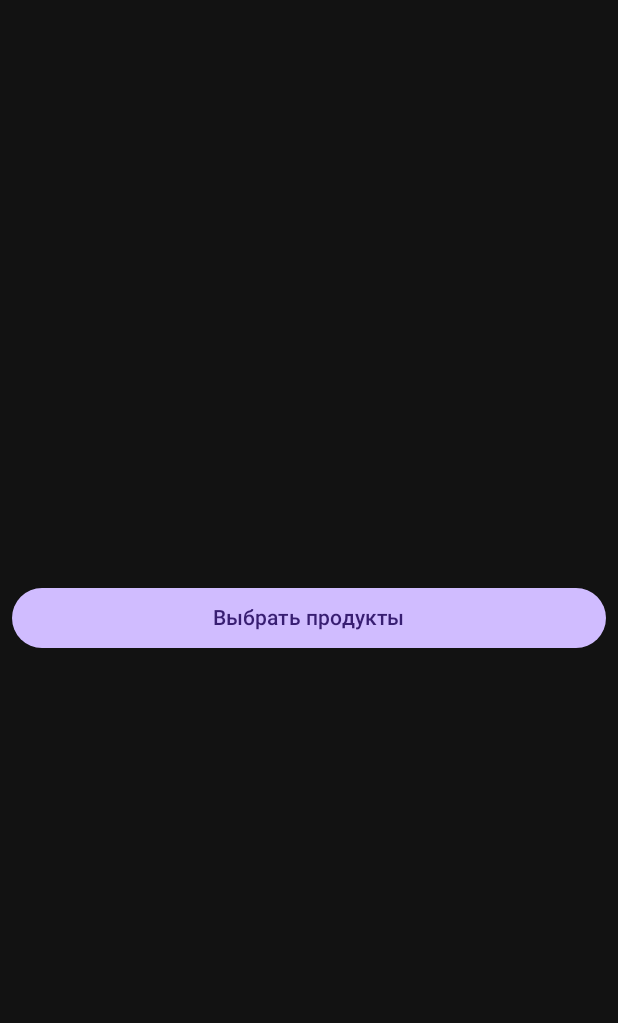
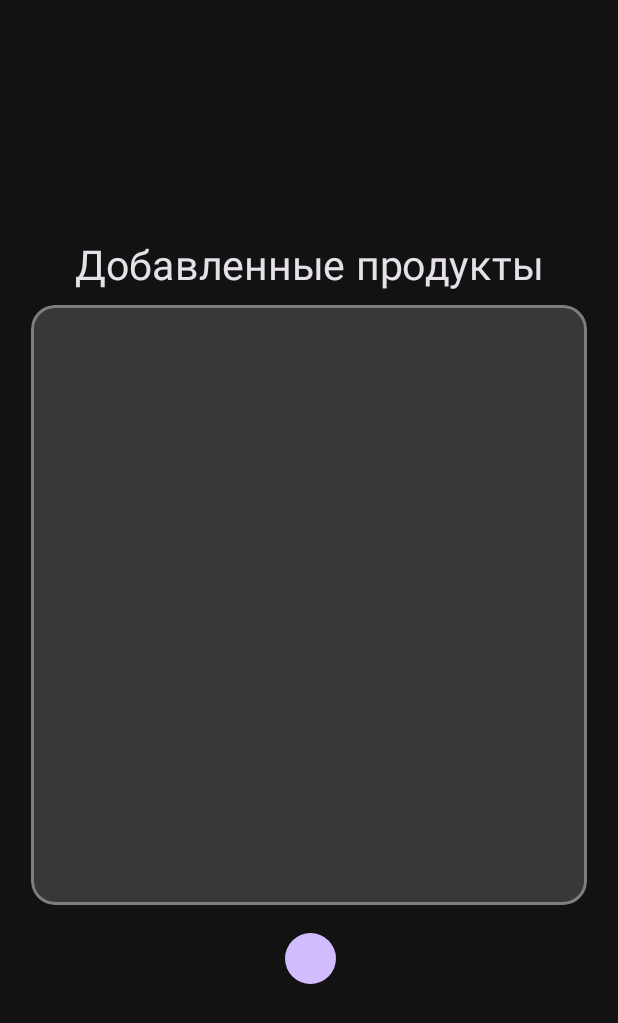
Before and after one commit to NeiluBySun/Edalnik, an Android app built with Jetpack Compose: the composable FoodAppendingScreen shown on its own in the app's theme, after a tap on "Свернуть список", on a phone screen of 412 x 824 dp. Shown: the top 1023 px of the screen. Run offline under Robolectric (Android 15) with nearby library versions, the phone set to English and light mode, and no system bars; 4 statements that could not run were skipped; 1 other tap on this screen came first.

Commit message:
food cart

```diff
--- a/app/src/main/java/com/edalnik/edalnik/model/EdalnikModel.kt
+++ b/app/src/main/java/com/edalnik/edalnik/model/EdalnikModel.kt
@@ -8,15 +8,13 @@ import java.io.FileNotFoundException
 
 class EdalnikModel() {
     private val foodList: MutableList<FoodItem>
+    private val choosedFood: MutableList<FoodItem> = mutableListOf()
 
     init {
-        Log.d("EdalnikModel", "111111111111111");
         foodList = loadFoodData()
-        Log.d("EdalnikModel", foodList.get(0).name);
-
     }
     fun addFood(food: FoodItem) {
-        foodList.add(food)
+        choosedFood.add(food)
     }
 
     fun getAllFood(): MutableList<FoodItem> {
--- a/app/src/main/java/com/edalnik/edalnik/view/screens/FoodAppending.kt
+++ b/app/src/main/java/com/edalnik/edalnik/view/screens/FoodAppending.kt
@@ -3,12 +3,16 @@ import android.content.Context
 import androidx.compose.animation.AnimatedVisibility
 import androidx.compose.animation.expandVertically
 import androidx.compose.animation.shrinkVertically
+import androidx.compose.foundation.BorderStroke
 import androidx.compose.foundation.background
+import androidx.compose.foundation.border
 import androidx.compose.foundation.clickable
 import androidx.compose.foundation.layout.*
 import androidx.compose.foundation.lazy.LazyColumn
 import androidx.compose.foundation.lazy.items
+import androidx.compose.foundation.shape.RoundedCornerShape
 import androidx.compose.material3.Button
+import androidx.compose.material3.ButtonColors
 import androidx.compose.material3.Checkbox
 import androidx.compose.material3.DropdownMenu
 import androidx.compose.material3.DropdownMenuItem
@@ -25,7 +29,10 @@ import androidx.compose.runtime.setValue
 import androidx.compose.runtime.snapshots.SnapshotStateList
 import androidx.compose.ui.Alignment
 import androidx.compose.ui.Modifier
+import androidx.compose.ui.draw.clip
 import androidx.compose.ui.graphics.Color
+import androidx.compose.ui.text.font.FontFamily
+import androidx.compose.ui.unit.TextUnit
 import androidx.compose.ui.unit.dp
 import androidx.compose.ui.unit.sp
 import com.edalnik.edalnik.model.FoodItem
@@ -54,7 +61,9 @@ fun FoodAppendingScreen(viewModel: FoodViewModel) {
 fun ExpandableFoodList(
     foodItems: List<FoodItem>,
 ) {
-    var isExpanded by remember { mutableStateOf(false) }
+    var isAddExpanded by remember { mutableStateOf(false) }
+    var isCartExpanded by remember { mutableStateOf(true) }
+
     var searchQuery by remember { mutableStateOf("") }
     val filteredFoodItems = remember(searchQuery, foodItems) {
         if (searchQuery.isEmpty()) {
@@ -65,18 +74,52 @@ fun ExpandableFoodList(
             }
         }
     }
-    Column {
+    Column(
+        verticalArrangement = Arrangement.spacedBy(10.dp),
+        horizontalAlignment = Alignment.CenterHorizontally
+
+    ) {
+        Text(
+            text = "Добавленные продукты",
+            style = MaterialTheme.typography.bodyLarge,
+            fontSize = 27.sp,
+            fontFamily = FontFamily.SansSerif
+        )
+        AnimatedVisibility(
+            visible = isCartExpanded,
+            enter = expandVertically(),
+            exit = shrinkVertically(),
+
+        ){
+            LazyColumn(
+                modifier = Modifier
+                    .fillMaxWidth(0.90F)
+                    .height(400.dp)
+                    .clip(RoundedCornerShape(16.dp))
+                    .background(Color(0xFF393737))
+
+                    .border(
+                        BorderStroke(2.dp, Color(0xFF7E7E7E)),
+                        shape = RoundedCornerShape(16.dp)
+                    )
+            ) {}
+        }
         Button(
-            onClick = { isExpanded = !isExpanded },
+            onClick = {
+                isAddExpanded = !isAddExpanded
+                isCartExpanded = !isCartExpanded
+            },
             modifier = Modifier
-                .fillMaxWidth()
-                .padding(8.dp)
+                .width(50.dp)
+                .height(50.dp)
+                .padding(8.dp),
+
         ) {
-            Text(text = if (isExpanded) "Свернуть список" else "Выбрать продукты")
+            Text(text = if (isAddExpanded) "Свернуть список" else "Выбрать продукты")
         }
 
         AnimatedVisibility(
-            visible = isExpanded,
+            visible = isAddExpanded,
             enter = expandVertically(),
             exit = shrinkVertically()
         ) {
@@ -86,7 +129,7 @@ fun ExpandableFoodList(
                     .padding(horizontal = 8.dp),
                 verticalArrangement = Arrangement.spacedBy(8.dp)
             ) {
-                // Поисковая строка
+
                 OutlinedTextField(
                     value = searchQuery,
                     onValueChange = { searchQuery = it },
@@ -101,10 +144,6 @@ fun ExpandableFoodList(
                         }
                     }
                 )
-
-
-
-                Spacer(modifier = Modifier.height(15.dp))
                 LazyColumn(
                     modifier = Modifier
                         .fillMaxWidth()
@@ -145,6 +184,16 @@ fun FoodItemRow(
                 color = MaterialTheme.colorScheme.onSurface.copy(alpha = 0.6f)
             )
         }
+        Button(
+            onClick = {
+
+            },
+            modifier = Modifier
+                .width(50.dp)
+                .height(50.dp)
+                .padding(8.dp),
+
+            ) {}
 
     }
 }
--- a/app/src/main/java/com/edalnik/edalnik/viewmodel/EdalnikViewModel.kt
+++ b/app/src/main/java/com/edalnik/edalnik/viewmodel/EdalnikViewModel.kt
@@ -1,7 +1,5 @@
 package com.edalnik.edalnik.viewmodel
 
-import android.content.Context
-import androidx.compose.ui.platform.LocalContext
 import androidx.lifecycle.ViewModel
 import com.edalnik.edalnik.model.FoodItem
 import com.edalnik.edalnik.model.EdalnikModel
@@ -18,12 +16,10 @@ class FoodViewModel() : ViewModel() {
     private val _totalCaloriesState = MutableStateFlow(0)
     val totalCaloriesState: StateFlow<Int> = _totalCaloriesState
 
-//    fun addFood(name: FoodItem, calories: Int, proteins: Double, fats: Double, carbs: Double) {
-//        repository.addFood(name)
-//        _foodListState.value = repository.getAllFood()
-//    }
-//
-//
+    fun addFood(foodItem: FoodItem) {
+        repository.addFood(foodItem)
+    }
+
     fun getFoodList(): List<FoodItem> {
         return repository.getAllFood().toList()
     }
```
